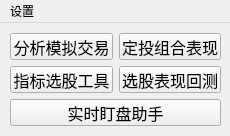
Old version of the form QtDesign/MainWindow.ui in the repository victor647/QuantumStockTrade.
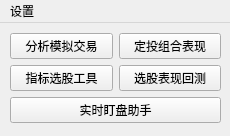
New version of the form.

```diff
--- a/QtDesign/MainWindow.ui
+++ b/QtDesign/MainWindow.ui
@@ -37,7 +37,7 @@
          <property name="font">
           <font>
            <family>Helvetica</family>
-           <pointsize>12</pointsize>
+           <pointsize>9</pointsize>
           </font>
          </property>
          <property name="text">
@@ -56,7 +56,7 @@
          <property name="font">
           <font>
            <family>Helvetica</family>
-           <pointsize>12</pointsize>
+           <pointsize>9</pointsize>
           </font>
          </property>
          <property name="text">
@@ -79,7 +79,7 @@
          <property name="font">
           <font>
            <family>Helvetica</family>
-           <pointsize>12</pointsize>
+           <pointsize>9</pointsize>
           </font>
          </property>
          <property name="text">
@@ -98,7 +98,7 @@
          <property name="font">
           <font>
            <family>Helvetica</family>
-           <pointsize>12</pointsize>
+           <pointsize>9</pointsize>
           </font>
          </property>
          <property name="text">
@@ -119,7 +119,7 @@
        <property name="font">
         <font>
          <family>Helvetica</family>
-         <pointsize>12</pointsize>
+         <pointsize>9</pointsize>
         </font>
        </property>
        <property name="text">
```
